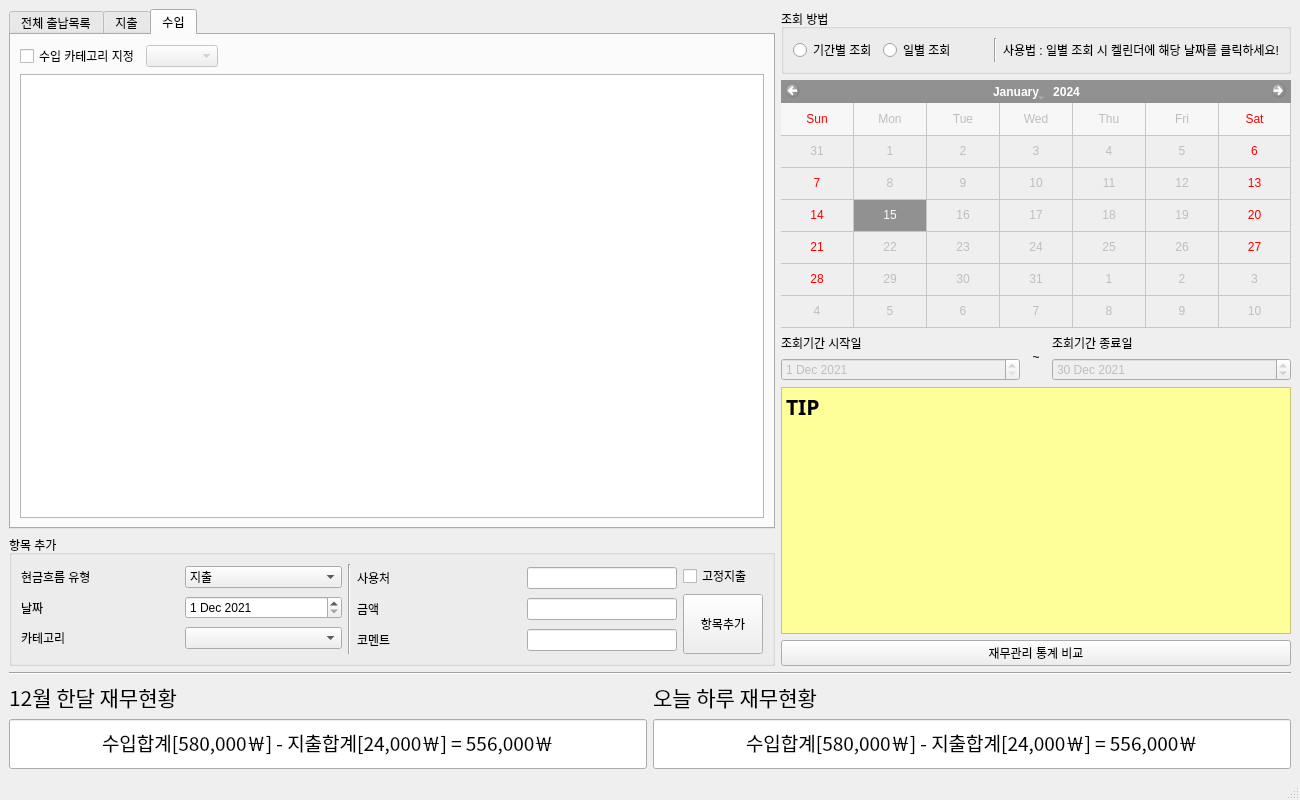
This is dku_accounts_project.ui in Firstcom1/dku_accounts_project as Qt 5 draws it before an edit. The edited form follows.
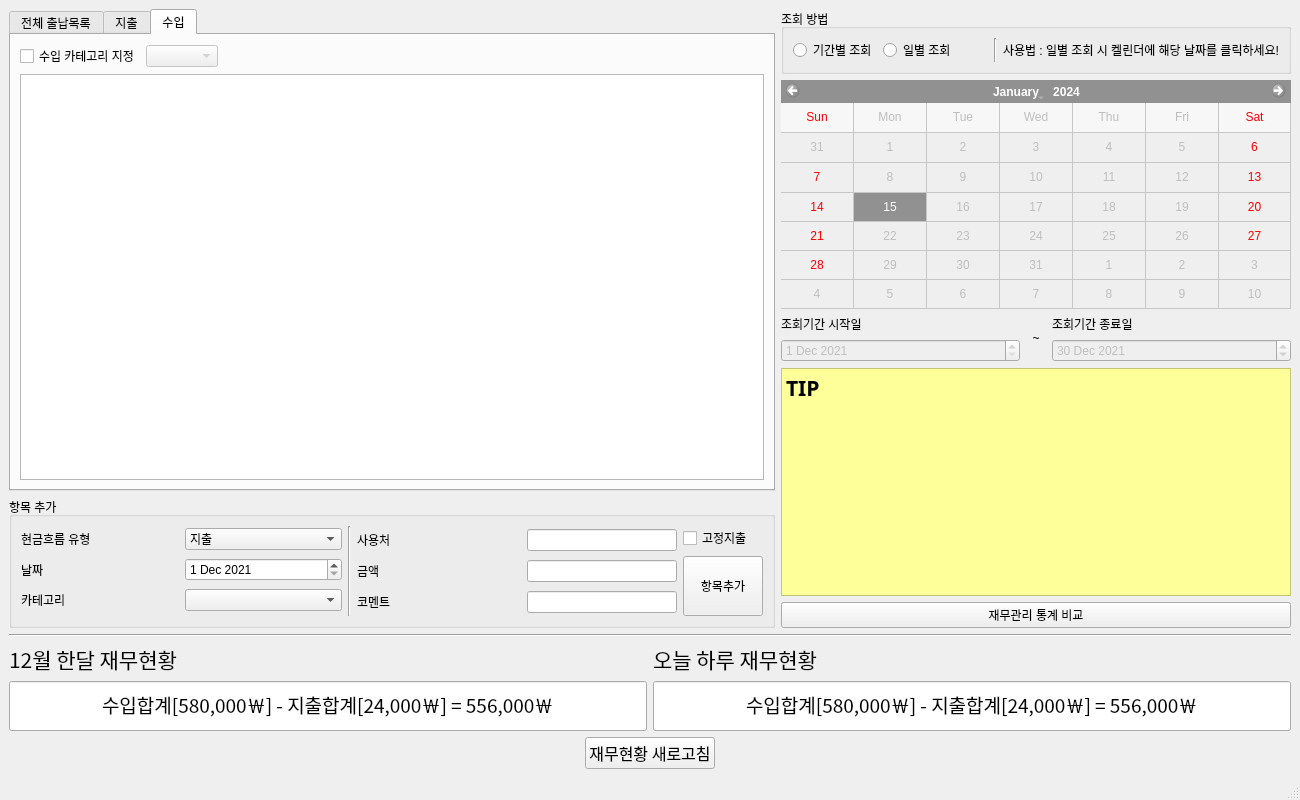
This is the edited form.

Commit message: BT_f5: 재무현황 새로고침 버튼 추가

```diff
--- a/dku_accounts_project.ui
+++ b/dku_accounts_project.ui
@@ -903,6 +903,19 @@
       </item>
      </layout>
     </item>
+    <item alignment="Qt::AlignHCenter">
+     <widget class="QPushButton" name="BT_f5">
+      <property name="font">
+       <font>
+        <family>Agency FB</family>
+        <pointsize>12</pointsize>
+       </font>
+      </property>
+      <property name="text">
+       <string>재무현황 새로고침</string>
+      </property>
+     </widget>
+    </item>
    </layout>
   </widget>
   <widget class="QMenuBar" name="menubar">
```
Left out of the diff: 2 changed lines with no effect on the pictures.
